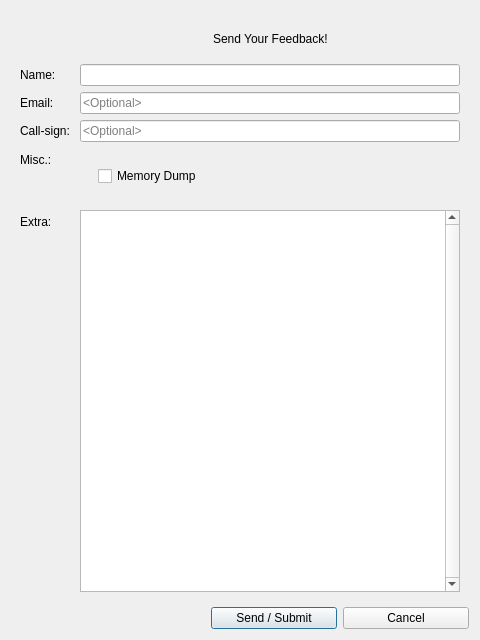
Qt form src/ui/sendreportdialog.ui (GekkoFyre/small-world-deluxe) before a commit.
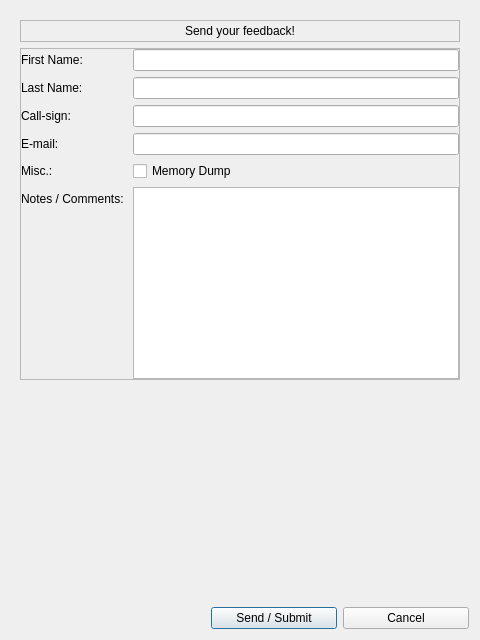
The same form after that commit.

Commit message: * You can now sign-in, create a user account (in-band registration), and delete a user account, all from within Small World Deluxe with regard to XMPP servers. This is thanks to the QXmpp client-side library.

```diff
--- a/src/ui/sendreportdialog.ui
+++ b/src/ui/sendreportdialog.ui
@@ -34,179 +34,203 @@
      <property name="frameShadow">
       <enum>QFrame::Plain</enum>
      </property>
-     <layout class="QFormLayout" name="formLayout">
-      <item row="0" column="0">
-       <spacer name="horizontalSpacer">
-        <property name="orientation">
-         <enum>Qt::Horizontal</enum>
-        </property>
-        <property name="sizeHint" stdset="0">
-         <size>
-          <width>40</width>
-          <height>31</height>
-         </size>
-        </property>
-       </spacer>
-      </item>
-      <item row="0" column="1">
-       <widget class="QFrame" name="frame_primary_header">
+     <layout class="QVBoxLayout" name="verticalLayout_2">
+      <property name="leftMargin">
+       <number>0</number>
+      </property>
+      <property name="topMargin">
+       <number>0</number>
+      </property>
+      <property name="rightMargin">
+       <number>0</number>
+      </property>
+      <property name="bottomMargin">
+       <number>0</number>
+      </property>
+      <item>
+       <widget class="QScrollArea" name="scrollArea">
         <property name="frameShape">
          <enum>QFrame::NoFrame</enum>
         </property>
         <property name="frameShadow">
          <enum>QFrame::Plain</enum>
-        </property>
-        <layout class="QHBoxLayout" name="horizontalLayout">
-         <item>
-          <spacer name="horizontalSpacer_2">
-           <property name="orientation">
-            <enum>Qt::Horizontal</enum>
-           </property>
-           <property name="sizeHint" stdset="0">
-            <size>
-             <width>40</width>
-             <height>20</height>
-            </size>
-           </property>
-          </spacer>
-         </item>
-         <item>
-          <widget class="QLabel" name="label_primary_header">
-           <property name="text">
-            <string>Send Your Feedback!</string>
-           </property>
-          </widget>
-         </item>
-         <item>
-          <spacer name="horizontalSpacer_3">
-           <property name="orientation">
-            <enum>Qt::Horizontal</enum>
-           </property>
-           <property name="sizeHint" stdset="0">
-            <size>
-             <width>40</width>
-             <height>20</height>
-            </size>
-           </property>
-          </spacer>
-         </item>
-        </layout>
-       </widget>
-      </item>
-      <item row="1" column="0">
-       <widget class="QLabel" name="label_name">
-        <property name="text">
-         <string>Name: </string>
-        </property>
-       </widget>
-      </item>
-      <item row="1" column="1">
-       <widget class="QLineEdit" name="lineEdit_name">
-        <property name="clearButtonEnabled">
-         <bool>true</bool>
-        </property>
-       </widget>
-      </item>
-      <item row="2" column="0">
-       <widget class="QLabel" name="label_email">
-        <property name="text">
-         <string>Email: </string>
-        </property>
-       </widget>
-      </item>
-      <item row="2" column="1">
-       <widget class="QLineEdit" name="lineEdit_email">
-        <property name="placeholderText">
-         <string>&lt;Optional&gt;</string>
-        </property>
-        <property name="clearButtonEnabled">
-         <bool>true</bool>
-        </property>
-       </widget>
-      </item>
-      <item row="3" column="0">
-       <widget class="QLabel" name="label_callsign">
-        <property name="text">
-         <string>Call-sign: </string>
-        </property>
-       </widget>
-      </item>
-      <item row="3" column="1">
-       <widget class="QLineEdit" name="lineEdit_callsign">
-        <property name="placeholderText">
-         <string>&lt;Optional&gt;</string>
-        </property>
-        <property name="clearButtonEnabled">
-         <bool>true</bool>
-        </property>
-       </widget>
-      </item>
-      <item row="4" column="0">
-       <widget class="QLabel" name="label_misc_settings">
-        <property name="text">
-         <string>Misc.: </string>
-        </property>
-       </widget>
-      </item>
-      <item row="4" column="1">
-       <widget class="QFrame" name="frame_misc_settings">
-        <property name="frameShape">
-         <enum>QFrame::NoFrame</enum>
-        </property>
-        <property name="frameShadow">
-         <enum>QFrame::Plain</enum>
-        </property>
-        <layout class="QHBoxLayout" name="horizontalLayout_3">
-         <item>
-          <widget class="QFrame" name="frame_misc_settings_left">
-           <property name="frameShape">
-            <enum>QFrame::NoFrame</enum>
-           </property>
-           <property name="frameShadow">
-            <enum>QFrame::Plain</enum>
-           </property>
-           <layout class="QVBoxLayout" name="verticalLayout_2">
-            <item>
-             <widget class="QCheckBox" name="checkBox_memory_dump">
-              <property name="text">
-               <string>Memory Dump</string>
-              </property>
-             </widget>
-            </item>
-           </layout>
-          </widget>
-         </item>
-         <item>
-          <widget class="QFrame" name="frame_misc_settings_right">
-           <property name="frameShape">
-            <enum>QFrame::NoFrame</enum>
-           </property>
-           <property name="frameShadow">
-            <enum>QFrame::Plain</enum>
-           </property>
-          </widget>
-         </item>
-        </layout>
-       </widget>
-      </item>
-      <item row="5" column="0">
-       <widget class="QLabel" name="label_extra_details">
-        <property name="text">
-         <string>Extra: </string>
-        </property>
-       </widget>
-      </item>
-      <item row="5" column="1">
-       <widget class="QPlainTextEdit" name="plainTextEdit_extra_details">
-        <property name="verticalScrollBarPolicy">
-         <enum>Qt::ScrollBarAlwaysOn</enum>
         </property>
         <property name="horizontalScrollBarPolicy">
          <enum>Qt::ScrollBarAlwaysOff</enum>
         </property>
-        <property name="tabChangesFocus">
+        <property name="widgetResizable">
          <bool>true</bool>
         </property>
+        <widget class="QWidget" name="scrollAreaWidgetContents_2">
+         <property name="geometry">
+          <rect>
+           <x>0</x>
+           <y>0</y>
+           <width>458</width>
+           <height>583</height>
+          </rect>
+         </property>
+         <layout class="QVBoxLayout" name="verticalLayout_3">
+          <item>
+           <widget class="QFrame" name="frame_main_heading">
+            <property name="frameShape">
+             <enum>QFrame::StyledPanel</enum>
+            </property>
+            <property name="frameShadow">
+             <enum>QFrame::Raised</enum>
+            </property>
+            <layout class="QHBoxLayout" name="horizontalLayout">
+             <property name="leftMargin">
+              <number>0</number>
+             </property>
+             <property name="topMargin">
+              <number>0</number>
+             </property>
+             <property name="rightMargin">
+              <number>0</number>
+             </property>
+             <property name="bottomMargin">
+              <number>0</number>
+             </property>
+             <item>
+              <spacer name="horizontalSpacer">
+               <property name="orientation">
+                <enum>Qt::Horizontal</enum>
+               </property>
+               <property name="sizeHint" stdset="0">
+                <size>
+                 <width>149</width>
+                 <height>20</height>
+                </size>
+               </property>
+              </spacer>
+             </item>
+             <item>
+              <widget class="QLabel" name="label_main_heading">
+               <property name="text">
+                <string>Send your feedback!</string>
+               </property>
+              </widget>
+             </item>
+             <item>
+              <spacer name="horizontalSpacer_2">
+               <property name="orientation">
+                <enum>Qt::Horizontal</enum>
+               </property>
+               <property name="sizeHint" stdset="0">
+                <size>
+                 <width>40</width>
+                 <height>20</height>
+                </size>
+               </property>
+              </spacer>
+             </item>
+            </layout>
+           </widget>
+          </item>
+          <item>
+           <widget class="QFrame" name="frame_form_layout">
+            <property name="frameShape">
+             <enum>QFrame::StyledPanel</enum>
+            </property>
+            <property name="frameShadow">
+             <enum>QFrame::Raised</enum>
+            </property>
+            <layout class="QFormLayout" name="formLayout">
+             <property name="leftMargin">
+              <number>0</number>
+             </property>
+             <property name="topMargin">
+              <number>0</number>
+             </property>
+             <property name="rightMargin">
+              <number>0</number>
+             </property>
+             <property name="bottomMargin">
+              <number>0</number>
+             </property>
+             <item row="0" column="0">
+              <widget class="QLabel" name="label_first_name">
+               <property name="text">
+                <string>First Name: </string>
+               </property>
+              </widget>
+             </item>
+             <item row="0" column="1">
+              <widget class="QLineEdit" name="lineEdit_first_name"/>
+             </item>
+             <item row="1" column="0">
+              <widget class="QLabel" name="label_last_name">
+               <property name="text">
+                <string>Last Name: </string>
+               </property>
+              </widget>
+             </item>
+             <item row="1" column="1">
+              <widget class="QLineEdit" name="lineEdit_last_name"/>
+             </item>
+             <item row="2" column="0">
+              <widget class="QLabel" name="label_callsign">
+               <property name="text">
+                <string>Call-sign: </string>
+               </property>
+              </widget>
+             </item>
+             <item row="2" column="1">
+              <widget class="QLineEdit" name="lineEdit_callsign"/>
+             </item>
+             <item row="3" column="0">
+              <widget class="QLabel" name="label_email">
+               <property name="text">
+                <string>E-mail: </string>
+               </property>
+              </widget>
+             </item>
+             <item row="3" column="1">
+              <widget class="QLineEdit" name="lineEdit_email"/>
+             </item>
+             <item row="4" column="0">
+              <widget class="QLabel" name="label_miscellaneous">
+               <property name="text">
+                <string>Misc.:</string>
+               </property>
+              </widget>
+             </item>
+             <item row="4" column="1">
+              <widget class="QCheckBox" name="checkBox_memory_dump">
+               <property name="text">
+                <string>Memory Dump</string>
+               </property>
+              </widget>
+             </item>
+             <item row="5" column="0">
+              <widget class="QLabel" name="label_comments">
+               <property name="text">
+                <string>Notes / Comments: </string>
+               </property>
+              </widget>
+             </item>
+             <item row="5" column="1">
+              <widget class="QPlainTextEdit" name="plainTextEdit_comments"/>
+             </item>
+            </layout>
+           </widget>
+          </item>
+          <item>
+           <spacer name="verticalSpacer">
+            <property name="orientation">
+             <enum>Qt::Vertical</enum>
+            </property>
+            <property name="sizeHint" stdset="0">
+             <size>
+              <width>20</width>
+              <height>40</height>
+             </size>
+            </property>
+           </spacer>
+          </item>
+         </layout>
+        </widget>
        </widget>
       </item>
      </layout>
```
The commit also changes 7 other files.
